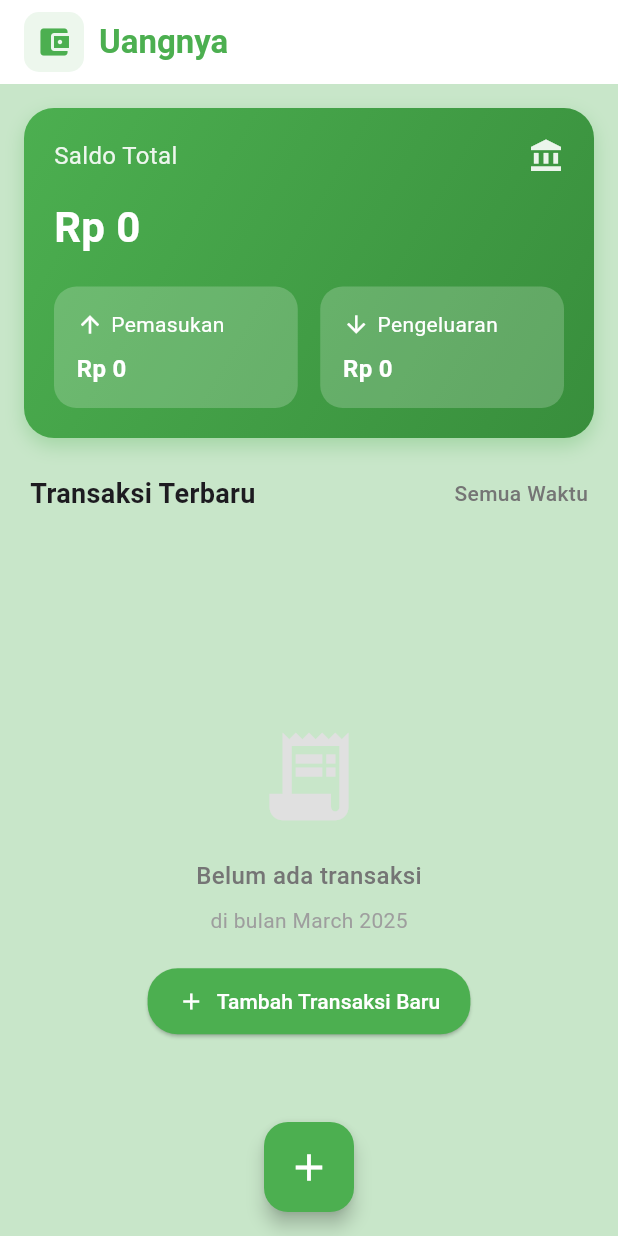
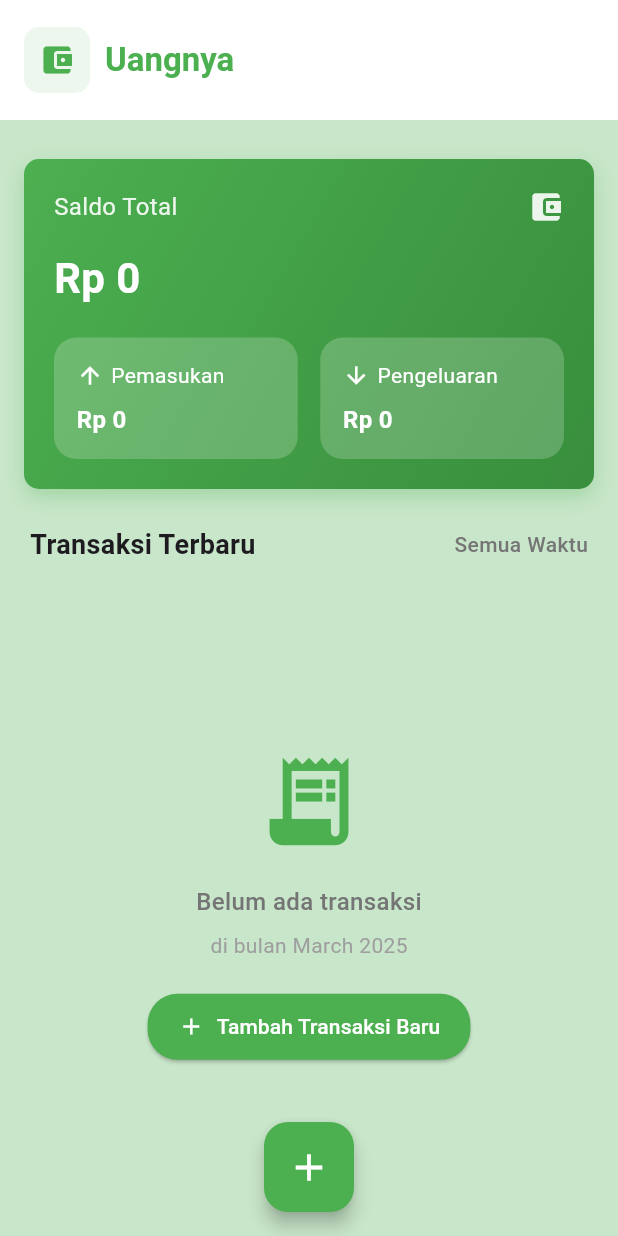
Before and after one commit to Mnemovate/Uangnya, a Flutter app: the screen it shows after launch, on a phone screen of 412 x 824 dp. Run offline on Flutter 3.47's test engine with Material 3 defaults, Android fonts, the phone set to English and light mode, and no system bars; our stand-ins replace shared_preferences.

Commit message:
toolbar heigt

```diff
--- a/lib/screens/home.dart
+++ b/lib/screens/home.dart
@@ -434,10 +434,11 @@ class _HomePageState extends State<HomePage> {
       appBar: AppBar(
         backgroundColor: Colors.white,
         elevation: 0,
+        toolbarHeight: 80,
         title: Row(
           children: [
             Container(
-              padding: EdgeInsets.all(8),
+              padding: EdgeInsets.all(10),
               decoration: BoxDecoration(
                 color: Colors.green.withOpacity(0.1),
                 borderRadius: BorderRadius.circular(10),
@@ -473,14 +474,14 @@ class _HomePageState extends State<HomePage> {
           if (months.length > 1)
             Container(
               height: 60,
-              margin: EdgeInsets.only(top: 8),
+              margin: EdgeInsets.only(top: 20, left: 5),
               child: ListView.builder(
                 scrollDirection: Axis.horizontal,
                 itemCount: months.length,
                 padding: EdgeInsets.symmetric(horizontal: 12),
                 itemBuilder: (ctx, index) {
                   return Padding(
-                    padding: const EdgeInsets.symmetric(horizontal: 4),
+                    padding: const EdgeInsets.only(right: 20),
                     child: InkWell(
                       onTap: () {
                         setState(() {
@@ -498,7 +499,7 @@ class _HomePageState extends State<HomePage> {
                           color: _selectedMonthIndex == index
                             ? Colors.green
                             : Colors.grey[200],
-                          borderRadius: BorderRadius.circular(20),
+                          borderRadius: BorderRadius.circular(10),
                           boxShadow: _selectedMonthIndex == index
                             ? [BoxShadow(
                                 color: Colors.green.withOpacity(0.3),
@@ -527,6 +528,7 @@ class _HomePageState extends State<HomePage> {
           Padding(
             padding: EdgeInsets.all(16),
             child: Container(
+              margin: EdgeInsets.only(top: 10),
               width: double.infinity,
               decoration: BoxDecoration(
                 gradient: LinearGradient(
@@ -534,7 +536,7 @@ class _HomePageState extends State<HomePage> {
                   begin: Alignment.topLeft,
                   end: Alignment.bottomRight,
                 ),
-                borderRadius: BorderRadius.circular(20),
+                borderRadius: BorderRadius.circular(10),
                 boxShadow: [
                   BoxShadow(
                     color: Colors.green.withOpacity(0.3),
@@ -560,7 +562,7 @@ class _HomePageState extends State<HomePage> {
                             color: Colors.white.withOpacity(0.9),
                           ),
                         ),
-                        Icon(Icons.account_balance, color: Colors.white.withOpacity(0.9)),
+                        Icon(Icons.account_balance_wallet, color: Colors.white.withOpacity(0.9)),
                       ],
                     ),
                     SizedBox(height: 15),
@@ -718,7 +720,7 @@ class _HomePageState extends State<HomePage> {
                             Icon(
                               Icons.receipt_long,
                               size: 70,
-                              color: Colors.grey[300],
+                              color: Colors.green,
                             ),
                             SizedBox(height: 20),
                             Text(
```
